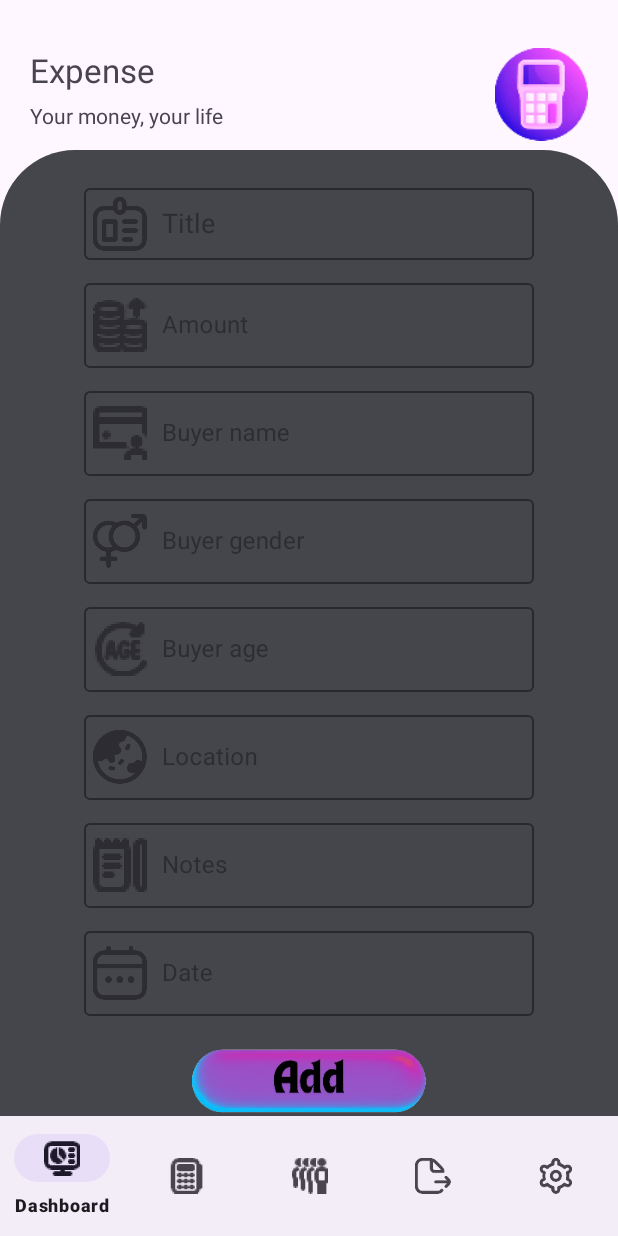
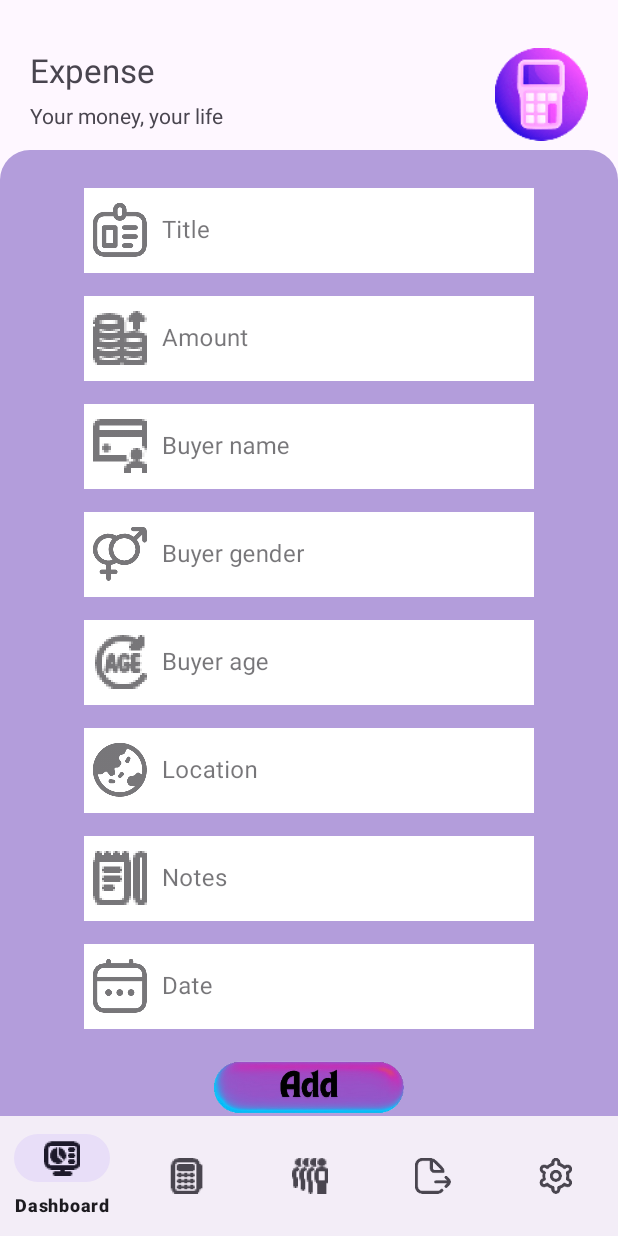
Before and after one commit to yakusugi/numosophy, an Android app: the fragment SalesFragment placed in its activity, on a phone screen of 412 x 824 dp. Run offline under Robolectric (Android 15) with nearby library versions, the light colour scheme and no system bars; our stand-ins replace Room's generated code.

Commit message:
Apr 27th Tablet UI fixed

```diff
--- a/app/src/main/java/com/numosophy/fragment/SalesFragment.kt
+++ b/app/src/main/java/com/numosophy/fragment/SalesFragment.kt
@@ -40,7 +40,7 @@
         val isTablet = resources.getBoolean(R.bool.isTablet)
         val isLandscape = resources.configuration.orientation == Configuration.ORIENTATION_LANDSCAPE
 
-        val titleInput = view.findViewById<AutoCompleteTextView>(R.id.add_title)
+        val titleInput = view.findViewById<TextInputEditText>(R.id.add_title)
         val amountInput = view.findViewById<TextInputEditText>(R.id.add_amount)
         val buyerNameInput = view.findViewById<TextInputEditText>(R.id.add_buyer_name)
         val buyerGenderInput = view.findViewById<TextInputEditText>(R.id.add_buyer_gender)
--- a/app/src/main/res/drawable/login_shape.xml
+++ b/app/src/main/res/drawable/login_shape.xml
@@ -2,10 +2,10 @@
 <shape xmlns:android="http://schemas.android.com/apk/res/android">
 
     <solid
-        android:color="@color/material_dynamic_neutral30"/>
+        android:color="#B39DDB"/>
 
     <corners
-        android:topLeftRadius="50dp"
-        android:topRightRadius="50dp"/>
+        android:topLeftRadius="20dp"
+        android:topRightRadius="20dp"/>
 
 </shape>
--- a/app/src/main/res/layout-sw600dp/fragment_sales.xml
+++ b/app/src/main/res/layout-sw600dp/fragment_sales.xml
@@ -1,151 +1,231 @@
 <?xml version="1.0" encoding="utf-8"?>
-<LinearLayout xmlns:android="http://schemas.android.com/apk/res/android"
+<LinearLayout
+    xmlns:android="http://schemas.android.com/apk/res/android"
+    xmlns:tools="http://schemas.android.com/tools"
     xmlns:app="http://schemas.android.com/apk/res-auto"
+    android:orientation="vertical"
+    android:layout_width="match_parent"
+    android:layout_height="match_parent"
+    tools:context=".fragment.SalesFragment">
+
+    <RelativeLayout
+        android:id="@+id/add_spending_banner"
+        android:layout_marginTop="32dp"
+        android:layout_width="match_parent"
+        android:layout_height="wrap_content"
+        android:layout_marginLeft="20dp"
+        android:layout_marginRight="20dp"
+        tools:ignore="MissingConstraints">
+
+        <TextView
+            android:id="@+id/title_spending"
+            android:text="Expense"
+            android:textSize="22sp"
+            android:layout_width="wrap_content"
+            android:layout_height="wrap_content"/>
+
+        <TextView
+            android:id="@+id/sub_title_spending"
+            android:layout_marginTop="6dp"
+            android:layout_below="@+id/title_spending"
+            android:text="Your money, your life"
+            android:textSize="14sp"
+            android:layout_width="wrap_content"
+            android:layout_height="wrap_content"/>
+
+        <ImageView
+            android:layout_alignParentRight="true"
+            android:src="@drawable/calculator_optimized"
+            android:layout_width="62dp"
+            android:layout_height="62dp"/>
+
+    </RelativeLayout>
+
+
+    <LinearLayout
         android:layout_width="match_parent"
         android:layout_height="match_parent"
         android:orientation="horizontal"
         android:padding="16dp">
 
         <!-- Left side: Form -->
+
+        <!-- Right side: Location Side Panel -->
         <LinearLayout
             android:layout_width="0dp"
             android:layout_height="match_parent"
             android:layout_weight="1"
+            android:background="@drawable/login_shape"
+            android:gravity="center_horizontal"
             android:orientation="vertical"
-        android:gravity="center_horizontal"
             android:paddingEnd="8dp">
 
             <androidx.gridlayout.widget.GridLayout
                 android:id="@+id/form_grid"
                 android:layout_width="match_parent"
                 android:layout_height="wrap_content"
+                android:padding="8dp"
+                app:alignmentMode="alignMargins"
                 app:columnCount="2"
-            app:alignmentMode="alignMargins"
-            app:rowOrderPreserved="false"
-            android:padding="8dp">
+                app:rowOrderPreserved="false">
 
                 <!-- Title -->
                 <com.google.android.material.textfield.TextInputLayout
                     android:layout_width="0dp"
                     android:layout_height="wrap_content"
+                    android:layout_marginBottom="12dp"
+                    app:boxStrokeColor="@color/black"
                     app:layout_columnWeight="1"
                     app:layout_rowWeight="1"
-                app:boxStrokeColor="@color/black">
-                <com.google.android.material.textfield.MaterialAutoCompleteTextView
+                    app:startIconDrawable="@drawable/id_badge_36">
+
+                    <com.google.android.material.textfield.TextInputEditText
                         android:id="@+id/add_title"
                         android:layout_width="match_parent"
                         android:layout_height="wrap_content"
+                        android:layout_marginRight="6dp"
                         android:hint="@string/hint_title"
-                    android:textColor="@color/black" />
+                        android:textColor="@color/black"
+                        android:background="@android:color/white"/>
                 </com.google.android.material.textfield.TextInputLayout>
 
                 <!-- Amount -->
                 <com.google.android.material.textfield.TextInputLayout
                     android:layout_width="0dp"
                     android:layout_height="wrap_content"
+                    app:boxStrokeColor="@color/black"
                     app:layout_columnWeight="1"
                     app:layout_rowWeight="1"
-                app:boxStrokeColor="@color/black">
+                    app:startIconDrawable="@drawable/money_income_36">
+
                     <com.google.android.material.textfield.TextInputEditText
                         android:id="@+id/add_amount"
                         android:layout_width="match_parent"
                         android:layout_height="wrap_content"
+                        android:layout_marginLeft="6dp"
                         android:hint="@string/hint_amount"
-                    android:textColor="@color/black" />
+                        android:textColor="@color/black"
+                        android:background="@android:color/white"/>
                 </com.google.android.material.textfield.TextInputLayout>
 
                 <!-- Buyer Name -->
                 <com.google.android.material.textfield.TextInputLayout
                     android:layout_width="0dp"
                     android:layout_height="wrap_content"
+                    app:boxStrokeColor="@color/black"
                     app:layout_columnWeight="1"
                     app:layout_rowWeight="1"
-                app:boxStrokeColor="@color/black">
+                    app:startIconDrawable="@drawable/credit_card_buyer_36">
+
                     <com.google.android.material.textfield.TextInputEditText
                         android:id="@+id/add_buyer_name"
                         android:layout_width="match_parent"
                         android:layout_height="wrap_content"
+                        android:layout_marginBottom="12dp"
+                        android:layout_marginRight="6dp"
                         android:hint="@string/hint_buyer_name"
-                    android:textColor="@color/black" />
+                        android:textColor="@color/black"
+                        android:background="@android:color/white"/>
                 </com.google.android.material.textfield.TextInputLayout>
 
                 <!-- Buyer Gender -->
                 <com.google.android.material.textfield.TextInputLayout
                     android:layout_width="0dp"
                     android:layout_height="wrap_content"
+                    app:boxStrokeColor="@color/black"
                     app:layout_columnWeight="1"
                     app:layout_rowWeight="1"
-                app:boxStrokeColor="@color/black">
+                    app:startIconDrawable="@drawable/venus_mars_36">
+
                     <com.google.android.material.textfield.TextInputEditText
                         android:id="@+id/add_buyer_gender"
                         android:layout_width="match_parent"
                         android:layout_height="wrap_content"
+                        android:layout_marginLeft="6dp"
                         android:hint="@string/hint_buyer_gender"
-                    android:textColor="@color/black" />
+                        android:textColor="@color/black"
+                        android:background="@android:color/white"/>
                 </com.google.android.material.textfield.TextInputLayout>
 
                 <!-- Buyer Age -->
                 <com.google.android.material.textfield.TextInputLayout
                     android:layout_width="0dp"
                     android:layout_height="wrap_content"
+                    app:boxStrokeColor="@color/black"
                     app:layout_columnWeight="1"
                     app:layout_rowWeight="1"
-                app:boxStrokeColor="@color/black">
+                    app:startIconDrawable="@drawable/age_36">
+
                     <com.google.android.material.textfield.TextInputEditText
                         android:id="@+id/add_buyer_age"
                         android:layout_width="match_parent"
                         android:layout_height="wrap_content"
+                        android:layout_marginBottom="12dp"
+                        android:layout_marginRight="6dp"
                         android:hint="@string/hint_buyer_age"
-                    android:textColor="@color/black" />
+                        android:textColor="@color/black"
+                        android:background="@android:color/white"/>
                 </com.google.android.material.textfield.TextInputLayout>
 
                 <!-- Buyer Location -->
                 <com.google.android.material.textfield.TextInputLayout
                     android:layout_width="0dp"
                     android:layout_height="wrap_content"
+                    app:boxStrokeColor="@color/black"
                     app:layout_columnWeight="1"
                     app:layout_rowWeight="1"
-                app:boxStrokeColor="@color/black">
+                    app:startIconDrawable="@drawable/earth_asia_36">
+
                     <com.google.android.material.textfield.TextInputEditText
                         android:id="@+id/add_buyer_location"
                         android:layout_width="match_parent"
                         android:layout_height="wrap_content"
+                        android:layout_marginLeft="6dp"
+                        android:clickable="true"
+                        android:focusable="false"
                         android:hint="@string/hint_location"
-                    android:focusable="false"
-                    android:clickable="true"
-                    android:textColor="@color/black" />
+                        android:textColor="@color/black"
+                        android:background="@android:color/white"/>
                 </com.google.android.material.textfield.TextInputLayout>
 
                 <!-- Notes -->
                 <com.google.android.material.textfield.TextInputLayout
                     android:layout_width="0dp"
                     android:layout_height="wrap_content"
+                    app:boxStrokeColor="@color/black"
                     app:layout_columnWeight="1"
                     app:layout_rowWeight="1"
-                app:boxStrokeColor="@color/black">
+                    app:startIconDrawable="@drawable/journal_alt_36">
+
                     <com.google.android.material.textfield.TextInputEditText
                         android:id="@+id/add_notes"
                         android:layout_width="match_parent"
                         android:layout_height="wrap_content"
+                        android:layout_marginRight="6dp"
                         android:hint="@string/hint_notes"
-                    android:textColor="@color/black" />
+                        android:textColor="@color/black"
+                        android:background="@android:color/white"/>
                 </com.google.android.material.textfield.TextInputLayout>
 
                 <!-- Date -->
                 <com.google.android.material.textfield.TextInputLayout
                     android:layout_width="0dp"
                     android:layout_height="wrap_content"
+                    app:boxStrokeColor="@color/black"
                     app:layout_columnWeight="1"
                     app:layout_rowWeight="1"
-                app:boxStrokeColor="@color/black">
+                    app:startIconDrawable="@drawable/calendar_36">
+
                     <com.google.android.material.textfield.TextInputEditText
                         android:id="@+id/add_date"
                         android:layout_width="match_parent"
                         android:layout_height="wrap_content"
+                        android:layout_marginLeft="6dp"
+                        android:clickable="true"
+                        android:focusable="false"
                         android:hint="@string/hint_date"
-                    android:focusable="false"
-                    android:clickable="true"
-                    android:textColor="@color/black" />
+                        android:textColor="@color/black"
+                        android:background="@android:color/white"/>
                 </com.google.android.material.textfield.TextInputLayout>
 
             </androidx.gridlayout.widget.GridLayout>
@@ -155,14 +235,12 @@
                 android:id="@+id/add_btn"
                 android:layout_width="wrap_content"
                 android:layout_height="wrap_content"
-            android:src="@drawable/add"
+                android:layout_margin="16dp"
                 android:background="?attr/selectableItemBackgroundBorderless"
                 android:scaleType="centerInside"
-            android:layout_margin="16dp"
-        />
+                android:src="@drawable/add" />
         </LinearLayout>
 
-    <!-- Right side: Location Side Panel -->
         <FrameLayout
             android:id="@+id/side_panel_container"
             android:layout_width="0dp"
@@ -172,3 +250,5 @@
             android:visibility="gone" />
 
     </LinearLayout>
+
+</LinearLayout>
--- a/app/src/main/res/layout/fragment_sales.xml
+++ b/app/src/main/res/layout/fragment_sales.xml
@@ -63,7 +63,7 @@
             app:startIconDrawable="@drawable/id_badge_36"
             >
 
-            <com.google.android.material.textfield.MaterialAutoCompleteTextView
+            <com.google.android.material.textfield.TextInputEditText
                 android:id="@+id/add_title"
                 android:layout_width="match_parent"
                 android:layout_height="wrap_content"
@@ -71,7 +71,8 @@
                 android:inputType="text"
                 android:textColor="@color/black"
                 android:textColorHint="@color/black"
-                android:textCursorDrawable="@null" />
+                android:textCursorDrawable="@null"
+                android:background="@android:color/white"/>
         </com.google.android.material.textfield.TextInputLayout>
 
         <com.google.android.material.textfield.TextInputLayout
@@ -92,7 +93,8 @@
                 android:inputType="numberDecimal"
                 android:textColor="@color/black"
                 android:textColorHint="@color/black"
-                android:textCursorDrawable="@null" />
+                android:textCursorDrawable="@null"
+                android:background="@android:color/white"/>
         </com.google.android.material.textfield.TextInputLayout>
 
         <com.google.android.material.textfield.TextInputLayout
@@ -113,7 +115,8 @@
                 android:inputType="text"
                 android:textColor="@color/black"
                 android:textColorHint="@color/black"
-                android:textCursorDrawable="@null" />
+                android:textCursorDrawable="@null"
+                android:background="@android:color/white"/>
         </com.google.android.material.textfield.TextInputLayout>
 
         <com.google.android.material.textfield.TextInputLayout
@@ -134,7 +137,8 @@
                 android:inputType="text"
                 android:textColor="@color/black"
                 android:textColorHint="@color/black"
-                android:textCursorDrawable="@null" />
+                android:textCursorDrawable="@null"
+                android:background="@android:color/white"/>
         </com.google.android.material.textfield.TextInputLayout>
 
 
@@ -156,7 +160,8 @@
                 android:inputType="text"
                 android:textColor="@color/black"
                 android:textColorHint="@color/black"
-                android:textCursorDrawable="@null" />
+                android:textCursorDrawable="@null"
+                android:background="@android:color/white"/>
         </com.google.android.material.textfield.TextInputLayout>
 
         <com.google.android.material.textfield.TextInputLayout
@@ -178,7 +183,8 @@
                 android:inputType="none"
                 android:textColor="@color/black"
                 android:textColorHint="@color/black"
-                android:textCursorDrawable="@null" />
+                android:textCursorDrawable="@null"
+                android:background="@android:color/white"/>
         </com.google.android.material.textfield.TextInputLayout>
 
 
@@ -200,7 +206,8 @@
                 android:inputType="text"
                 android:textColor="@color/black"
                 android:textColorHint="@color/black"
-                android:textCursorDrawable="@null" />
+                android:textCursorDrawable="@null"
+                android:background="@android:color/white"/>
         </com.google.android.material.textfield.TextInputLayout>
 
         <com.google.android.material.textfield.TextInputLayout
@@ -223,7 +230,8 @@
                 android:inputType="none"
                 android:textColor="@color/black"
                 android:textColorHint="@color/black"
-                android:textCursorDrawable="@null" />
+                android:textCursorDrawable="@null"
+                android:background="@android:color/white"/>
         </com.google.android.material.textfield.TextInputLayout>
 
 
```
Lines whose indentation alone changed are shown as unchanged.
